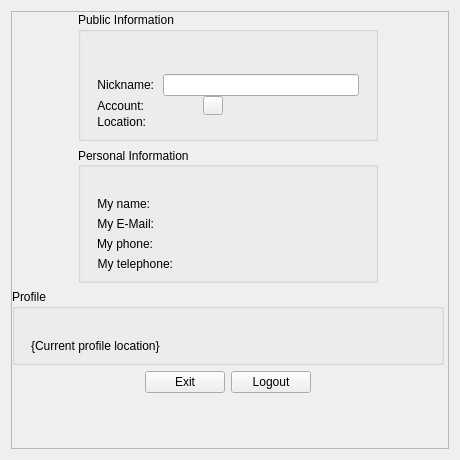
This is src/modules/im/src/widget/form/ProfileForm.ui in eiilpux17/ok-msg-desktop as Qt 5 draws it before an edit. The edited form follows.
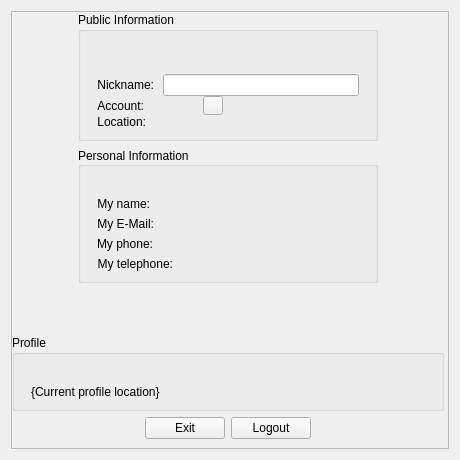
This is the edited form.

Commit message: `profile`: 增加个人状态

```diff
--- a/src/modules/im/src/widget/form/ProfileForm.ui
+++ b/src/modules/im/src/widget/form/ProfileForm.ui
@@ -40,7 +40,7 @@
         <height>446</height>
        </rect>
       </property>
-      <layout class="QVBoxLayout" name="verticalLayout_4" stretch="0,0,0,0">
+      <layout class="QVBoxLayout" name="verticalLayout_4" stretch="0,0,0,0,0">
        <property name="leftMargin">
         <number>0</number>
        </property>
@@ -355,6 +355,52 @@
          </layout>
         </widget>
        </item>
+       <item alignment="Qt::AlignHCenter">
+        <widget class="QPushButton" name="statusButton">
+         <property name="sizePolicy">
+          <sizepolicy hsizetype="Fixed" vsizetype="Fixed">
+           <horstretch>0</horstretch>
+           <verstretch>0</verstretch>
+          </sizepolicy>
+         </property>
+         <property name="minimumSize">
+          <size>
+           <width>20</width>
+           <height>40</height>
+          </size>
+         </property>
+         <property name="focusPolicy">
+          <enum>Qt::NoFocus</enum>
+         </property>
+         <property name="accessibleName">
+          <string>Status</string>
+         </property>
+         <property name="accessibleDescription">
+          <string>Set availability status</string>
+         </property>
+         <property name="text">
+          <string/>
+         </property>
+         <property name="iconSize">
+          <size>
+           <width>10</width>
+           <height>10</height>
+          </size>
+         </property>
+         <property name="autoExclusive">
+          <bool>false</bool>
+         </property>
+         <property name="autoDefault">
+          <bool>false</bool>
+         </property>
+         <property name="default">
+          <bool>false</bool>
+         </property>
+         <property name="flat">
+          <bool>true</bool>
+         </property>
+        </widget>
+       </item>
        <item>
         <widget class="QGroupBox" name="profilesGroup">
          <property name="sizePolicy">
```
The commit also changes 21 other files.
